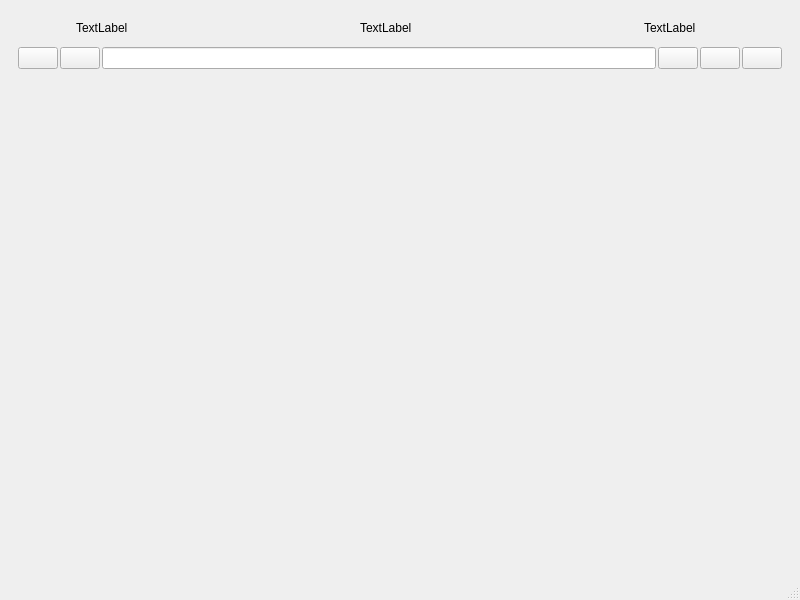
First picture: the form in PartChainClient/RecordForensics/recordvideo.ui, repository fyggithub/PartChainElectronic, before the edit.
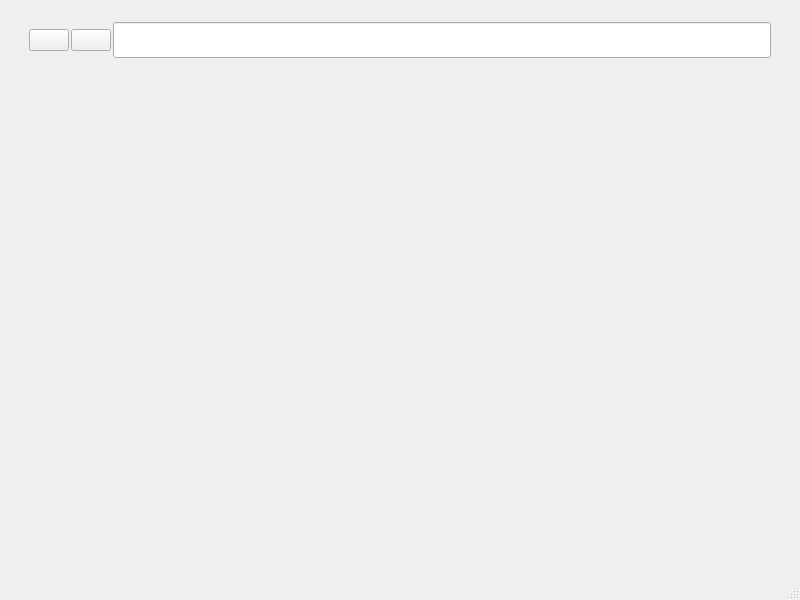
Second picture: the form after the edit. Icons and pictures are not drawn.

```diff
--- a/PartChainClient/RecordForensics/recordvideo.ui
+++ b/PartChainClient/RecordForensics/recordvideo.ui
@@ -30,101 +30,27 @@
       <property name="styleSheet">
        <string notr="true">background-image: url(:/new/prefix1/Icon/top.png);</string>
       </property>
-      <layout class="QVBoxLayout" name="verticalLayout_2" stretch="1,3">
+      <layout class="QVBoxLayout" name="verticalLayout_2" stretch="3">
        <property name="spacing">
         <number>2</number>
        </property>
        <property name="topMargin">
         <number>2</number>
        </property>
-       <item>
-        <layout class="QHBoxLayout" name="horizontalLayout" stretch="2,0,8,0,8,0,3">
-         <item>
-          <spacer name="horizontalSpacer">
-           <property name="orientation">
-            <enum>Qt::Horizontal</enum>
-           </property>
-           <property name="sizeType">
-            <enum>QSizePolicy::Minimum</enum>
-           </property>
-           <property name="sizeHint" stdset="0">
-            <size>
-             <width>40</width>
-             <height>20</height>
-            </size>
-           </property>
-          </spacer>
-         </item>
-         <item>
-          <widget class="QLabel" name="label_currenttime">
-           <property name="text">
-            <string>TextLabel</string>
-           </property>
-          </widget>
-         </item>
-         <item>
-          <spacer name="horizontalSpacer_4">
-           <property name="orientation">
-            <enum>Qt::Horizontal</enum>
-           </property>
-           <property name="sizeType">
-            <enum>QSizePolicy::Expanding</enum>
-           </property>
-           <property name="sizeHint" stdset="0">
-            <size>
-             <width>40</width>
-             <height>20</height>
-            </size>
-           </property>
-          </spacer>
-         </item>
-         <item>
-          <widget class="QLabel" name="label_time">
-           <property name="text">
-            <string>TextLabel</string>
-           </property>
-          </widget>
-         </item>
-         <item>
-          <spacer name="horizontalSpacer_2">
-           <property name="orientation">
-            <enum>Qt::Horizontal</enum>
-           </property>
-           <property name="sizeHint" stdset="0">
-            <size>
-             <width>40</width>
-             <height>20</height>
-            </size>
-           </property>
-          </spacer>
-         </item>
-         <item>
-          <widget class="QLabel" name="label_tip">
-           <property name="text">
-            <string>TextLabel</string>
-           </property>
-          </widget>
-         </item>
-         <item>
-          <spacer name="horizontalSpacer_6">
-           <property name="orientation">
-            <enum>Qt::Horizontal</enum>
-           </property>
-           <property name="sizeType">
-            <enum>QSizePolicy::Minimum</enum>
-           </property>
-           <property name="sizeHint" stdset="0">
-            <size>
-             <width>40</width>
-             <height>20</height>
-            </size>
-           </property>
-          </spacer>
-         </item>
-        </layout>
-       </item>
        <item>
         <layout class="QHBoxLayout" name="horizontalLayout_2">
+         <property name="leftMargin">
+          <number>11</number>
+         </property>
+         <property name="topMargin">
+          <number>11</number>
+         </property>
+         <property name="rightMargin">
+          <number>11</number>
+         </property>
+         <property name="bottomMargin">
+          <number>11</number>
+         </property>
          <item>
           <widget class="QPushButton" name="BtnBack">
            <property name="text">
@@ -169,57 +95,6 @@
            </property>
           </widget>
          </item>
-         <item>
-          <widget class="QPushButton" name="BtnStart">
-           <property name="text">
-            <string/>
-           </property>
-           <property name="icon">
-            <iconset resource="../Icon.qrc">
-             <normaloff>:/new/prefix1/Icon/startRecord.png</normaloff>:/new/prefix1/Icon/startRecord.png</iconset>
-           </property>
-           <property name="iconSize">
-            <size>
-             <width>40</width>
-             <height>40</height>
-            </size>
-           </property>
-          </widget>
-         </item>
-         <item>
-          <widget class="QPushButton" name="BtnStop">
-           <property name="text">
-            <string/>
-           </property>
-           <property name="icon">
-            <iconset resource="../Icon.qrc">
-             <normaloff>:/new/prefix1/Icon/stopRecord.png</normaloff>:/new/prefix1/Icon/stopRecord.png</iconset>
-           </property>
-           <property name="iconSize">
-            <size>
-             <width>40</width>
-             <height>40</height>
-            </size>
-           </property>
-          </widget>
-         </item>
-         <item>
-          <widget class="QPushButton" name="BtnUpload">
-           <property name="text">
-            <string/>
-           </property>
-           <property name="icon">
-            <iconset resource="../Icon.qrc">
-             <normaloff>:/new/prefix1/Icon/upload.png</normaloff>:/new/prefix1/Icon/upload.png</iconset>
-           </property>
-           <property name="iconSize">
-            <size>
-             <width>40</width>
-             <height>40</height>
-            </size>
-           </property>
-          </widget>
-         </item>
         </layout>
        </item>
       </layout>
```
